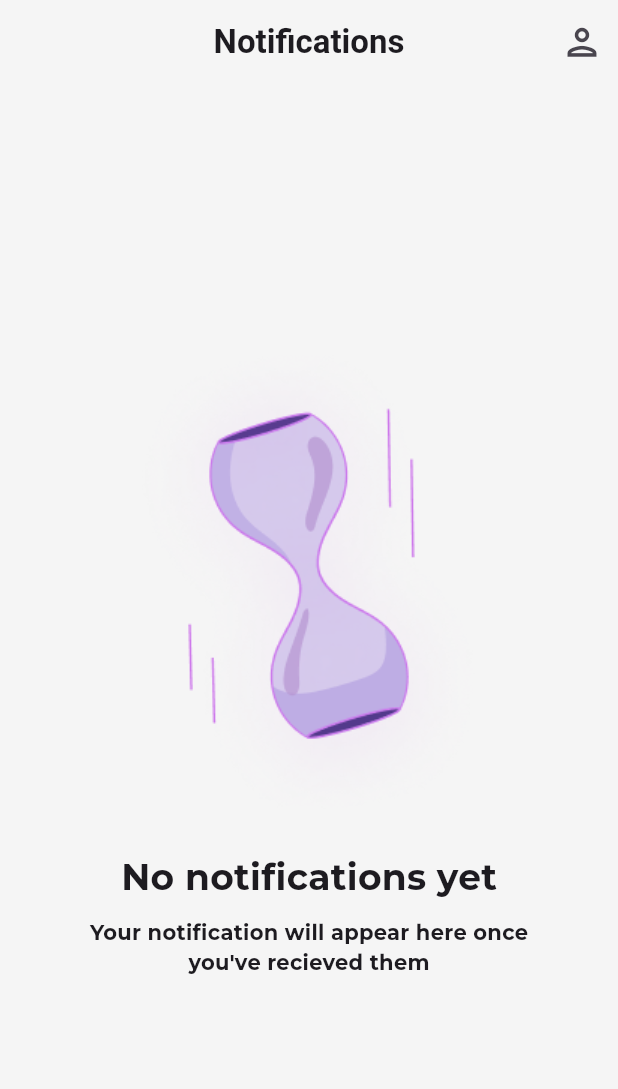
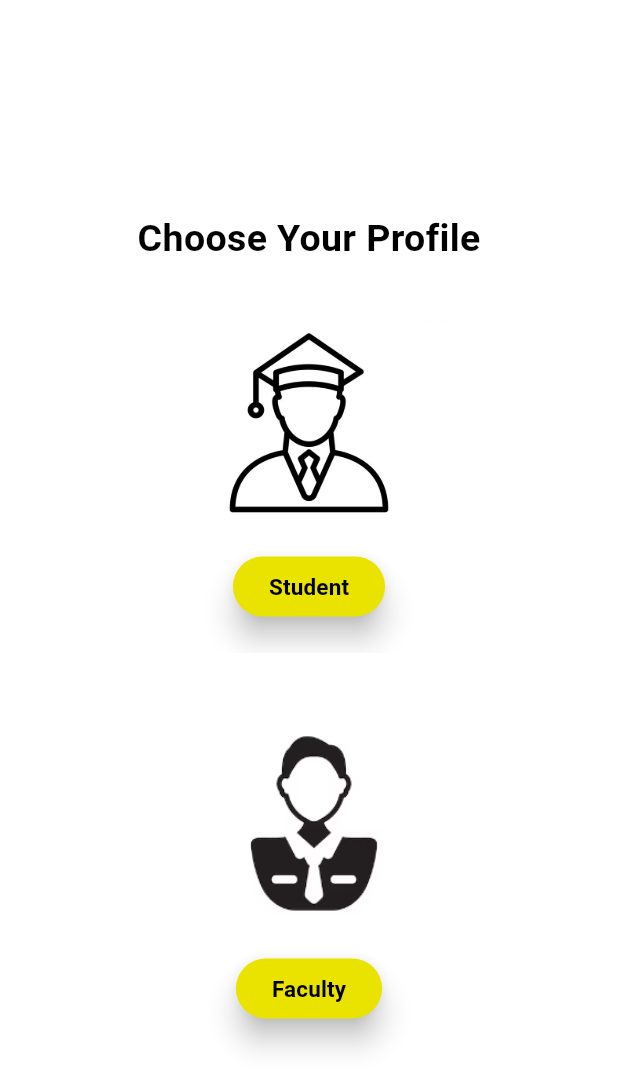
Before and after one commit to Justsah1l/College-notice, a Flutter app: the screen it shows after launch, on a phone screen of 412 x 824 dp. Shown: the top 1089 px of the screen. Run offline on Flutter 3.47's test engine with Material 3 defaults, Android fonts, the light colour scheme and no system bars; our stand-ins replace google_fonts.

Commit message:
making an profile of faculty and the students

```diff
--- a/lib/main.dart
+++ b/lib/main.dart
@@ -1,5 +1,6 @@
 import 'package:college_notice/screens/homescreen.dart';
 import 'package:college_notice/screens/start.dart';
+import 'package:college_notice/users.dart';
 import 'package:flutter/material.dart';
 
 void main() {
@@ -19,7 +20,7 @@ class MyApp extends StatelessWidget {
         colorScheme: ColorScheme.fromSeed(seedColor: Colors.deepPurple),
         useMaterial3: true,
       ),
-      home: Homescreen(),
+      home: const Users(),
     );
   }
 }
--- a/lib/screens/homescreen.dart
+++ b/lib/screens/homescreen.dart
@@ -34,7 +34,7 @@ class _HomescreenState extends State<Homescreen> {
         crossAxisAlignment: CrossAxisAlignment.center,
         children: [
           Center(
-            child: Image.asset("assets/Illustration.png"),
+            child: Image.asset("assets/images/Illustration.png"),
           ),
           SizedBox(
             height: 20,
--- /dev/null
+++ b/lib/users.dart
@@ -0,0 +1,96 @@
+import 'package:flutter/material.dart';
+import 'package:google_fonts/google_fonts.dart';
+
+// ignore: camel_case_types
+class Users extends StatelessWidget {
+  const Users({Key? key});
+
+  @override
+  Widget build(BuildContext context) {
+    var green;
+    return Scaffold(
+      body: Container(
+        decoration: const BoxDecoration(
+          gradient: LinearGradient(
+            colors: [
+              Color.fromARGB(255, 255, 255, 255),
+              Color.fromARGB(255, 255, 255, 255)
+            ],
+            begin: Alignment.topLeft,
+            end: Alignment.bottomRight,
+          ),
+        ),
+        child: Center(
+          child: Column(
+            mainAxisAlignment: MainAxisAlignment.center,
+            children: [
+              const Text(
+                'Choose Your Profile',
+                style: TextStyle(
+                    fontSize: 25,
+                    fontWeight: FontWeight.bold,
+                    color: Colors.black),
+              ),
+              const SizedBox(height: 20),
+              Image.asset(
+                'assets/images/mystud.jpg',
+                height: 170,
+              ),
+              ElevatedButton(
+                onPressed: () {
+                  // Navigator.pushNamed(context,
+                  //     MyRoutes.studlogin); // Navigate to student screen
+                },
+                style: ElevatedButton.styleFrom(
+                  elevation: 8,
+                  backgroundColor: const Color.fromARGB(
+                      255, 234, 227, 0), // Change to the desired green color
+                ),
+                child: const Text(
+                  'Student',
+                  style: TextStyle(
+                      fontSize: 15,
+                      fontWeight: FontWeight.bold,
+                      color: Colors.black),
+                ),
+              ),
+              const SizedBox(height: 20),
+              Image.asset(
+                'assets/images/myteacher.png',
+                height: 200,
+              ),
+              ElevatedButton(
+                onPressed: () {
+                  // Navigator.pushNamed(
+                  //     context, MyRoutes.teacherlogin); // Navigate to admin screen
+                },
+                style: ElevatedButton.styleFrom(
+                  elevation: 8,
+                  backgroundColor: const Color.fromARGB(
+                      255, 234, 227, 0), // Change to the desired green color
+                ),
+                child: const Text(
+                  'Faculty',
+                  style: TextStyle(
+                      fontSize: 15,
+                      fontWeight: FontWeight.bold,
+                      color: Colors.black),
+                ),
+              ),
+            ],
+          ),
+        ),
+      ),
+
+      // floatingActionButton: FloatingActionButton(
+      //   onPressed: (){
+      //             Navigator.pushNamed(
+      //                 context, MyRoutes.chatbot); // Navigate to admin screen
+      //           },
+      //   backgroundColor: Colors.green, // Use the button color from theme
+      //   child: const Icon(Icons.chat),
+      // ),
+      floatingActionButtonLocation: FloatingActionButtonLocation.endDocked,
+    );
+  }
+}
--- a/pubspec.yaml
+++ b/pubspec.yaml
@@ -40,7 +40,7 @@ dev_dependencies:
   # activated in the `analysis_options.yaml` file located at the root of your
   # package. See that file for information about deactivating specific lint
   # rules and activating additional ones.
-  flutter_lints: ^3.0.0
+  flutter_lints: ^4.0.0
   flutter_test:
     sdk: flutter
 
@@ -56,7 +56,9 @@ flutter:
 
   # To add assets to your application, add an assets section, like this:
   assets:
-    - assets/
+    - assets/images/Illustration.png
+    - assets/images/myteacher.png
+    - assets/images/mystud.jpg
   # An image asset can refer to one or more resolution-specific "variants", see
   # https://flutter.dev/assets-and-images/#resolution-aware
   # For details regarding adding assets from package dependencies, see
```
Also changed, not shown: assets/images/Illustration.png (renamed from assets/Illustration.png), assets/images/mystud.jpg (added), assets/images/myteacher.png (added), pubspec.lock.
